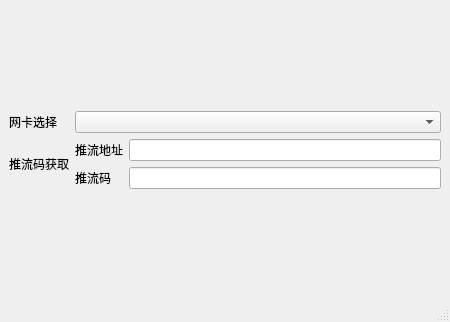
azh-1415926/rtmp_assistant, file ui/mainwindow.ui: the form before one commit.
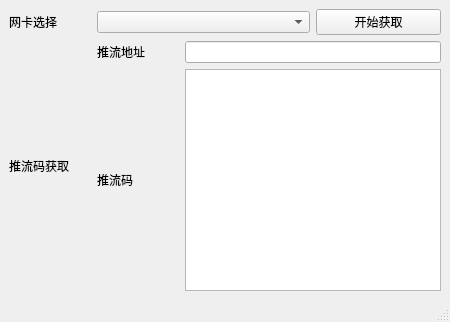
The form after the commit.

```diff
--- a/ui/mainwindow.ui
+++ b/ui/mainwindow.ui
@@ -17,37 +17,13 @@
    <layout class="QGridLayout" name="gridLayout_5">
     <item row="0" column="0">
      <layout class="QGridLayout" name="gridLayout_4">
-      <item row="1" column="0">
-       <widget class="QLabel" name="label_4">
+      <item row="2" column="1">
+       <widget class="QLabel" name="label_2">
         <property name="text">
-         <string>推流码获取</string>
+         <string>推流码</string>
         </property>
        </widget>
       </item>
-      <item row="1" column="1">
-       <layout class="QGridLayout" name="gridLayout_3">
-        <item row="1" column="1">
-         <widget class="QLineEdit" name="code"/>
-        </item>
-        <item row="0" column="1">
-         <widget class="QLineEdit" name="server"/>
-        </item>
-        <item row="0" column="0">
-         <widget class="QLabel" name="label">
-          <property name="text">
-           <string>推流地址</string>
-          </property>
-         </widget>
-        </item>
-        <item row="1" column="0">
-         <widget class="QLabel" name="label_2">
-          <property name="text">
-           <string>推流码</string>
-          </property>
-         </widget>
-        </item>
-       </layout>
-      </item>
       <item row="0" column="0">
        <widget class="QLabel" name="label_3">
         <property name="text">
@@ -55,7 +31,34 @@
         </property>
        </widget>
       </item>
-      <item row="0" column="1">
+      <item row="1" column="1">
+       <widget class="QLabel" name="label">
+        <property name="text">
+         <string>推流地址</string>
+        </property>
+       </widget>
+      </item>
+      <item row="1" column="0" rowspan="2">
+       <widget class="QLabel" name="label_4">
+        <property name="text">
+         <string>推流码获取</string>
+        </property>
+       </widget>
+      </item>
+      <item row="1" column="2" colspan="2">
+       <widget class="QLineEdit" name="server"/>
+      </item>
+      <item row="2" column="2" colspan="2">
+       <widget class="QTextEdit" name="code"/>
+      </item>
+      <item row="0" column="3">
+       <widget class="QPushButton" name="btnOfRTMP">
+        <property name="text">
+         <string>开始获取</string>
+        </property>
+       </widget>
+      </item>
+      <item row="0" column="1" colspan="2">
        <widget class="QComboBox" name="optionsOfInterface"/>
       </item>
      </layout>
```
